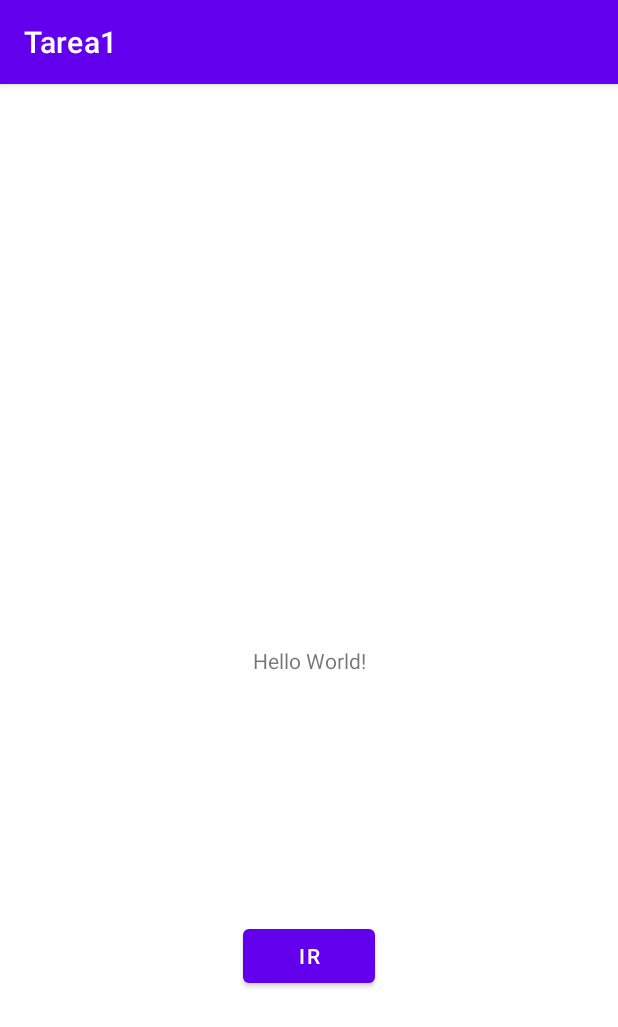
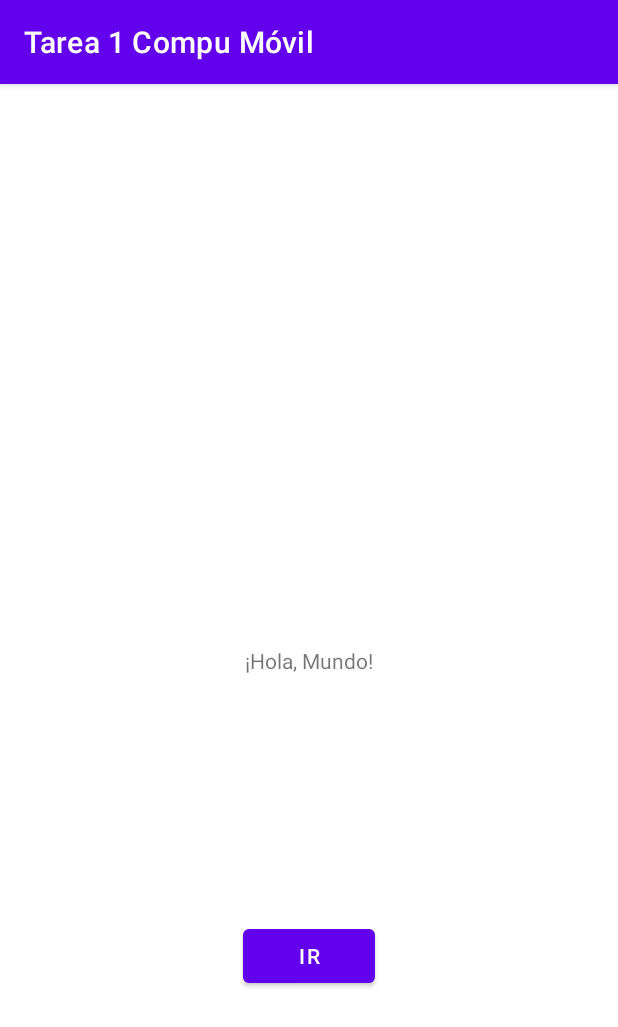
Before and after one commit to Maanuxd/trabajo1-comp-movil, an Android app: the screen it shows after launch (MainActivity), on a phone screen of 412 x 824 dp. Shown: the top 1027 px of the screen. Run offline under Robolectric (Android 15) with nearby library versions, the phone set to English and light mode, and no system bars.

Commit message:
uso de strings

```diff
--- a/app/src/main/res/layout/activity_2.xml
+++ b/app/src/main/res/layout/activity_2.xml
@@ -10,7 +10,7 @@
         android:id="@+id/boton2"
         android:layout_width="wrap_content"
         android:layout_height="wrap_content"
-        android:text="Volver"
+        android:text="@string/btnIrMainActivity"
         app:layout_constraintBottom_toBottomOf="parent"
         app:layout_constraintEnd_toEndOf="parent"
         app:layout_constraintStart_toStartOf="parent"
--- a/app/src/main/res/layout/activity_main.xml
+++ b/app/src/main/res/layout/activity_main.xml
@@ -10,7 +10,7 @@
         android:id="@+id/textView"
         android:layout_width="wrap_content"
         android:layout_height="wrap_content"
-        android:text="Hello World!"
+        android:text="@string/tvMensajeInicial"
         app:layout_constraintBottom_toBottomOf="parent"
         app:layout_constraintLeft_toLeftOf="parent"
         app:layout_constraintRight_toRightOf="parent"
@@ -20,7 +20,7 @@
         android:id="@+id/boton1"
         android:layout_width="wrap_content"
         android:layout_height="wrap_content"
-        android:text="Ir"
+        android:text="@string/btnIrActivity2"
         app:layout_constraintBottom_toBottomOf="parent"
         app:layout_constraintEnd_toEndOf="parent"
         app:layout_constraintStart_toStartOf="parent"
--- a/app/src/main/res/values/strings.xml
+++ b/app/src/main/res/values/strings.xml
@@ -1,3 +1,6 @@
 <resources>
-    <string name="app_name">Tarea1</string>
+    <string name="app_name">Tarea 1 Compu Móvil</string>
+    <string name="tvMensajeInicial">¡Hola, Mundo!</string>
+    <string name="btnIrActivity2">Ir</string>
+    <string name="btnIrMainActivity">Volver</string>
 </resources>
```
